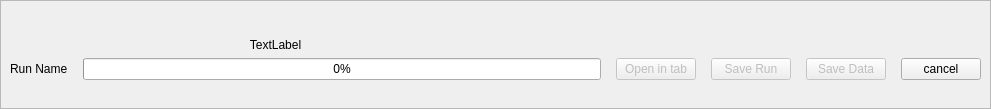
First picture: the form in frontend/designer_templates/main_window/result_frame.ui, repository tomaslibanomonteiro/Thesis-code, before the edit.
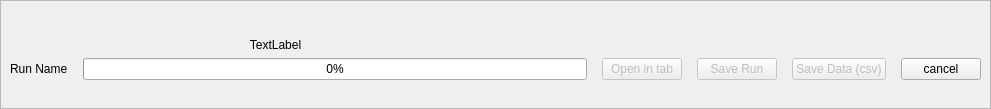
Second picture: the form after the edit.

```diff
--- a/frontend/designer_templates/main_window/result_frame.ui
+++ b/frontend/designer_templates/main_window/result_frame.ui
@@ -87,7 +87,7 @@
        <bool>false</bool>
       </property>
       <property name="text">
-       <string>Save Data</string>
+       <string>Save Data (csv)</string>
       </property>
      </widget>
     </item>
```
